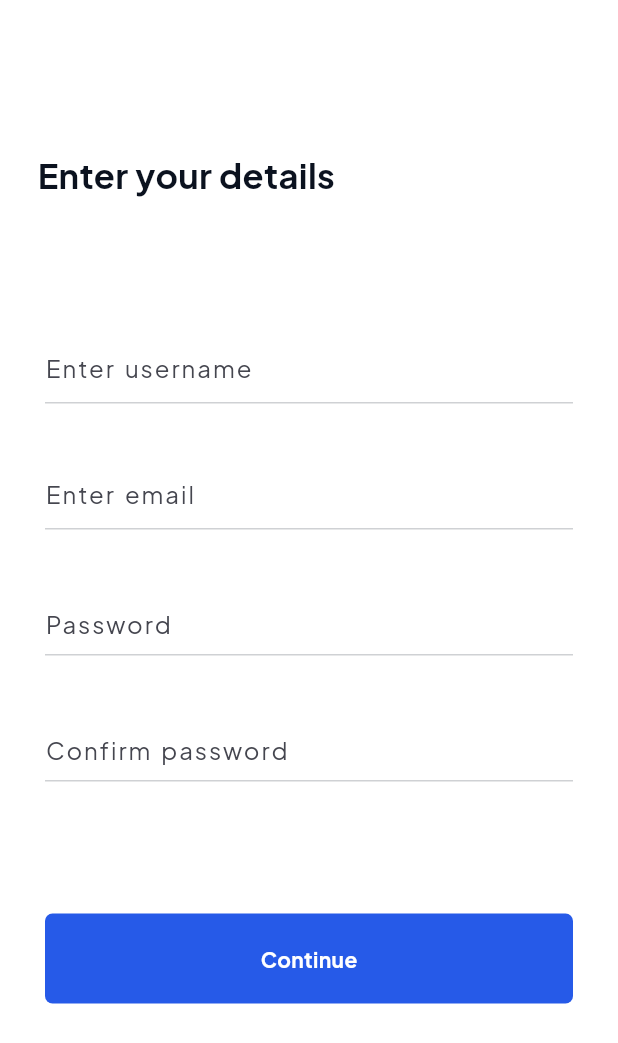
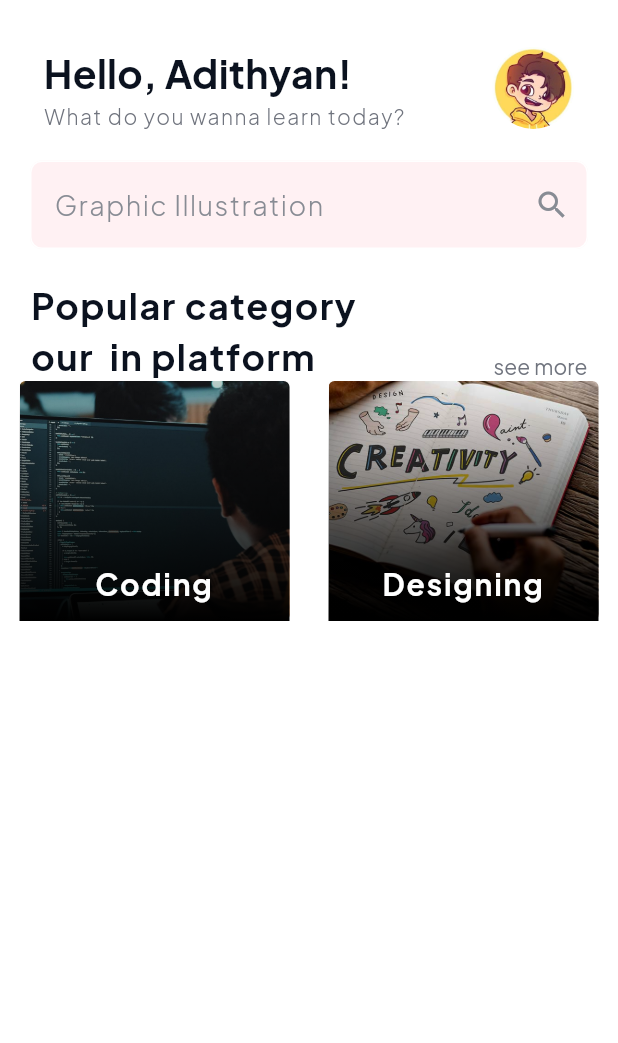
Before and after one commit to adithyanashok/eduzap, a Flutter app: the screen it shows after launch, on a phone screen of 412 x 824 dp. Shown: the top 1043 px of the screen. Run offline on Flutter 3.47's test engine with Material 3 defaults, Android fonts, the phone set to English and light mode, and no system bars; our stand-ins replace dots_indicator, google_fonts.

Commit message:
home screen started,

```diff
--- a/lib/main.dart
+++ b/lib/main.dart
@@ -1,4 +1,5 @@
 import 'package:eduzap/presentation/core/colors.dart';
+import 'package:eduzap/presentation/home/home_screen.dart';
 import 'package:eduzap/presentation/onboarding/onboarding_screen.dart';
 import 'package:eduzap/presentation/signin/signin_screen.dart';
 import 'package:eduzap/presentation/signup/signup_option_screen.dart';
@@ -23,7 +24,7 @@ class MyApp extends StatelessWidget {
         scaffoldBackgroundColor: Colors.white,
       ),
       debugShowCheckedModeBanner: false,
-      home: SignUpScreen(),
+      home: const HomeScreen(),
     );
   }
 }
--- a/lib/presentation/core/colors.dart
+++ b/lib/presentation/core/colors.dart
@@ -2,7 +2,11 @@ import 'package:flutter/material.dart';
 
 const Color primaryBlue = Color.fromRGBO(38, 90, 232, 1);
 const Color red = Color.fromRGBO(217, 45, 32, 1);
+const Color lightPink = Color.fromRGBO(255, 241, 243, 1);
 const Color grey900 = Color.fromRGBO(11, 18, 31, 1);
+const Color grey500 = Color.fromRGBO(112, 116, 126, 1);
+const Color grey400 = Color.fromRGBO(136, 140, 148, 1);
+
 const Color grey300 = Color.fromRGBO(159, 163, 169, 1);
 const Color grey100 = Color.fromRGBO(207, 209, 212, 1);
 const Color grey50 = Color.fromRGBO(237, 238, 240, 1);
--- /dev/null
+++ b/lib/presentation/home/home_screen.dart
@@ -0,0 +1,184 @@
+import 'package:eduzap/presentation/core/colors.dart';
+import 'package:eduzap/presentation/widgets/texts.dart';
+import 'package:flutter/material.dart';
+import 'package:google_fonts/google_fonts.dart';
+
+class HomeScreen extends StatelessWidget {
+  const HomeScreen({super.key});
+
+  @override
+  Widget build(BuildContext context) {
+    return Scaffold(
+      body: ListView(
+        children: [
+          Padding(
+            padding: const EdgeInsets.only(top: 30.0),
+            child: Row(
+              mainAxisAlignment: MainAxisAlignment.spaceAround,
+              children: [
+                const Column(
+                  crossAxisAlignment: CrossAxisAlignment.start,
+                  children: [
+                    CustomText(
+                      text: "Hello, Adithyan!",
+                      fontSize: 26,
+                      color: grey900,
+                      fontWeight: FontWeight.bold,
+                    ),
+                    CustomText(
+                      text: "What do you wanna learn today?",
+                      fontSize: 14,
+                      color: grey500,
+                      fontWeight: FontWeight.w300,
+                      letterSpacing: 1,
+                    ),
+                  ],
+                ),
+                ClipRRect(
+                  borderRadius: BorderRadius.circular(50),
+                  child: Image.asset(
+                    'assets/images/avatar.jpg',
+                    fit: BoxFit.cover,
+                    width: 55,
+                  ),
+                )
+              ],
+            ),
+          ),
+          Padding(
+            padding: const EdgeInsets.all(20.0),
+            child: TextFormField(
+              decoration: InputDecoration(
+                filled: true,
+                fillColor: lightPink,
+                hintText: "Graphic Illustration",
+                hintStyle: GoogleFonts.plusJakartaSans(
+                  letterSpacing: 1,
+                  fontSize: 18,
+                  fontWeight: FontWeight.w300,
+                  color: grey400,
+                ),
+                border: OutlineInputBorder(
+                  borderRadius: BorderRadius.circular(8),
+                  borderSide: const BorderSide(
+                    color: Colors.white,
+                  ),
+                ),
+                focusedBorder: OutlineInputBorder(
+                  borderRadius: BorderRadius.circular(8),
+                  borderSide: const BorderSide(
+                    color: Colors.white,
+                  ),
+                ),
+                enabledBorder: OutlineInputBorder(
+                  borderRadius: BorderRadius.circular(8),
+                  borderSide: const BorderSide(
+                    color: Colors.white,
+                  ),
+                ),
+                suffixIcon: const Icon(
+                  Icons.search_outlined,
+                  color: grey400,
+                ),
+              ),
+            ),
+          ),
+          const Column(
+            children: [
+              Row(
+                crossAxisAlignment: CrossAxisAlignment.end,
+                mainAxisAlignment: MainAxisAlignment.spaceAround,
+                children: [
+                  CustomText(
+                    text: 'Popular category\nour  in platform',
+                    fontSize: 24,
+                    color: grey900,
+                    fontWeight: FontWeight.bold,
+                    letterSpacing: 1,
+                  ),
+                  SizedBox(
+                    width: 10,
+                  ),
+                  CustomText(
+                    text: 'see more',
+                    fontSize: 14,
+                    color: grey500,
+                    fontWeight: FontWeight.w400,
+                    letterSpacing: 0.1,
+                  )
+                ],
+              ),
+              Row(
+                mainAxisAlignment: MainAxisAlignment.spaceAround,
+                children: [
+                  CategoryCard(
+                    text: 'Coding',
+                    imageName: 'coding.jpg',
+                  ),
+                  CategoryCard(
+                    text: 'Designing',
+                    imageName: 'graphic.jpg',
+                  ),
+                ],
+              )
+            ],
+          )
+        ],
+      ),
+    );
+  }
+}
+
+class CategoryCard extends StatelessWidget {
+  final String text;
+  final String imageName;
+  const CategoryCard({
+    super.key,
+    required this.text,
+    required this.imageName,
+  });
+
+  @override
+  Widget build(BuildContext context) {
+    return Stack(
+      children: [
+        ClipRRect(
+          borderRadius: BorderRadius.circular(4),
+          child: Image.asset(
+            'assets/images/$imageName',
+            fit: BoxFit.cover,
+            width: 180,
+            height: 160,
+          ),
+        ),
+        Container(
+          width: 180,
+          height: 160,
+          decoration: BoxDecoration(
+            gradient: LinearGradient(
+              begin: Alignment.topCenter,
+              end: Alignment.bottomCenter,
+              colors: [
+                Colors.black.withOpacity(0.0),
+                Colors.black.withOpacity(1),
+              ],
+            ),
+          ),
+        ),
+        Positioned(
+          bottom: 10,
+          right: 0,
+          left: 0,
+          child: CustomText(
+            text: text,
+            fontSize: 20,
+            color: Colors.white,
+            fontWeight: FontWeight.w700,
+            letterSpacing: 1.2,
+            textAlign: TextAlign.center,
+          ),
+        )
+      ],
+    );
+  }
+}
--- a/lib/presentation/widgets/texts.dart
+++ b/lib/presentation/widgets/texts.dart
@@ -7,6 +7,7 @@ class CustomText extends StatelessWidget {
   final Color color;
   final FontWeight? fontWeight;
   final TextAlign? textAlign;
+  final double? letterSpacing;
   const CustomText({
     super.key,
     required this.text,
@@ -14,6 +15,7 @@ class CustomText extends StatelessWidget {
     required this.color,
     this.fontWeight,
     this.textAlign,
+    this.letterSpacing,
   });
 
   @override
@@ -22,6 +24,7 @@ class CustomText extends StatelessWidget {
       text,
       textAlign: textAlign,
       style: GoogleFonts.plusJakartaSans(
+        letterSpacing: letterSpacing,
         fontSize: fontSize,
         color: color,
         fontWeight: fontWeight,
```
Also changed, not shown: assets/images/avatar.jpg (added), assets/images/coding.jpg (added), assets/images/graphic.jpg (added).
